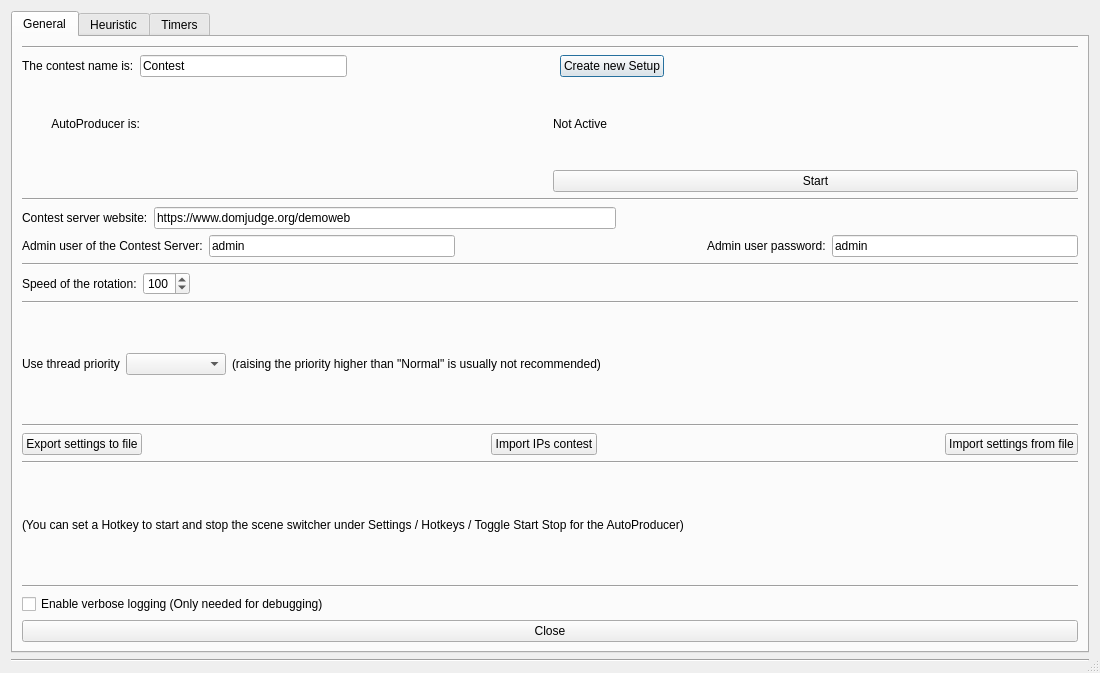
Bryshot/TFG, file forms/advanced-scene-switcher.ui: the form before one commit.
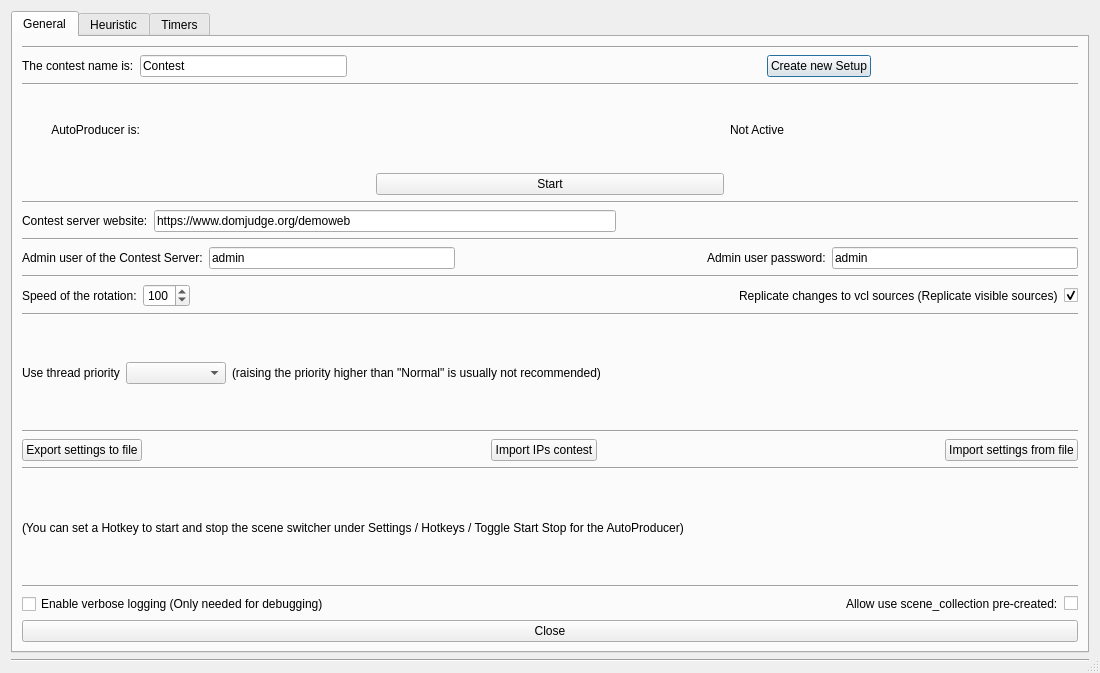
The form after the commit.

```diff
--- a/forms/advanced-scene-switcher.ui
+++ b/forms/advanced-scene-switcher.ui
@@ -87,6 +87,19 @@
            </property>
           </spacer>
          </item>
+         <item>
+          <spacer name="horizontalSpacer_5">
+           <property name="orientation">
+            <enum>Qt::Horizontal</enum>
+           </property>
+           <property name="sizeHint" stdset="0">
+            <size>
+             <width>40</width>
+             <height>20</height>
+            </size>
+           </property>
+          </spacer>
+         </item>
          <item>
           <widget class="QPushButton" name="createSetup">
            <property name="text">
@@ -94,19 +107,6 @@
            </property>
           </widget>
          </item>
-         <item>
-          <spacer name="horizontalSpacer_5">
-           <property name="orientation">
-            <enum>Qt::Horizontal</enum>
-           </property>
-           <property name="sizeHint" stdset="0">
-            <size>
-             <width>40</width>
-             <height>20</height>
-            </size>
-           </property>
-          </spacer>
-         </item>
          <item>
           <spacer name="horizontalSpacer_8">
            <property name="orientation">
@@ -122,11 +122,25 @@
          </item>
         </layout>
        </item>
+       <item>
+        <widget class="Line" name="line_17">
+         <property name="orientation">
+          <enum>Qt::Horizontal</enum>
+         </property>
+        </widget>
+       </item>
        <item>
         <layout class="QGridLayout" name="gridLayout_4">
          <item row="0" column="0">
           <layout class="QGridLayout" name="gridLayout_2">
-           <item row="0" column="1">
+           <item row="0" column="0">
+            <widget class="QLabel" name="label_5">
+             <property name="text">
+              <string>         AutoProducer is:</string>
+             </property>
+            </widget>
+           </item>
+           <item row="0" column="2">
             <widget class="QLabel" name="pluginRunningText">
              <property name="text">
               <string notr="true">Not Active</string>
@@ -140,13 +154,6 @@
              </property>
             </widget>
            </item>
-           <item row="0" column="0">
-            <widget class="QLabel" name="label_5">
-             <property name="text">
-              <string>         AutoProducer is:</string>
-             </property>
-            </widget>
-           </item>
           </layout>
          </item>
         </layout>
@@ -189,6 +196,13 @@
          </item>
         </layout>
        </item>
+       <item>
+        <widget class="Line" name="line_16">
+         <property name="orientation">
+          <enum>Qt::Horizontal</enum>
+         </property>
+        </widget>
+       </item>
        <item>
         <layout class="QHBoxLayout" name="horizontalLayout_50">
          <item>
@@ -276,6 +290,23 @@
            </property>
           </spacer>
          </item>
+         <item>
+          <widget class="QLabel" name="label_16">
+           <property name="text">
+            <string>Replicate changes to vcl sources (Replicate visible sources)</string>
+           </property>
+          </widget>
+         </item>
+         <item>
+          <widget class="QCheckBox" name="followVisible">
+           <property name="text">
+            <string/>
+           </property>
+           <property name="checked">
+            <bool>true</bool>
+           </property>
+          </widget>
+         </item>
         </layout>
        </item>
        <item>
@@ -436,6 +467,20 @@
            </property>
           </spacer>
          </item>
+         <item>
+          <widget class="QLabel" name="label_17">
+           <property name="text">
+            <string>Allow use scene_collection pre-created:</string>
+           </property>
+          </widget>
+         </item>
+         <item>
+          <widget class="QCheckBox" name="preCreatedCheckBox">
+           <property name="text">
+            <string/>
+           </property>
+          </widget>
+         </item>
         </layout>
        </item>
        <item>
```
